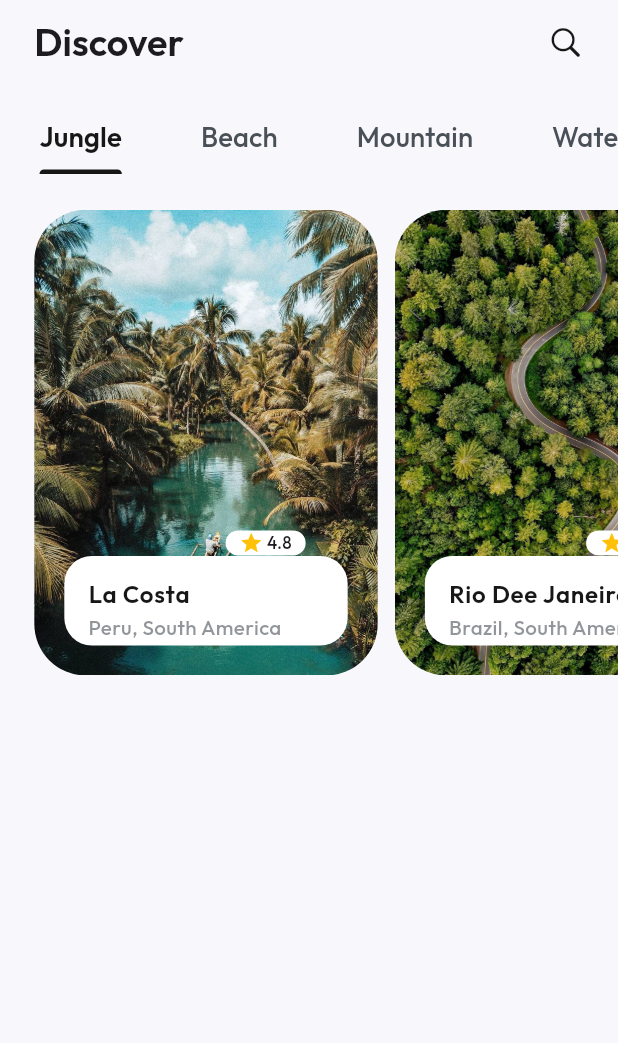
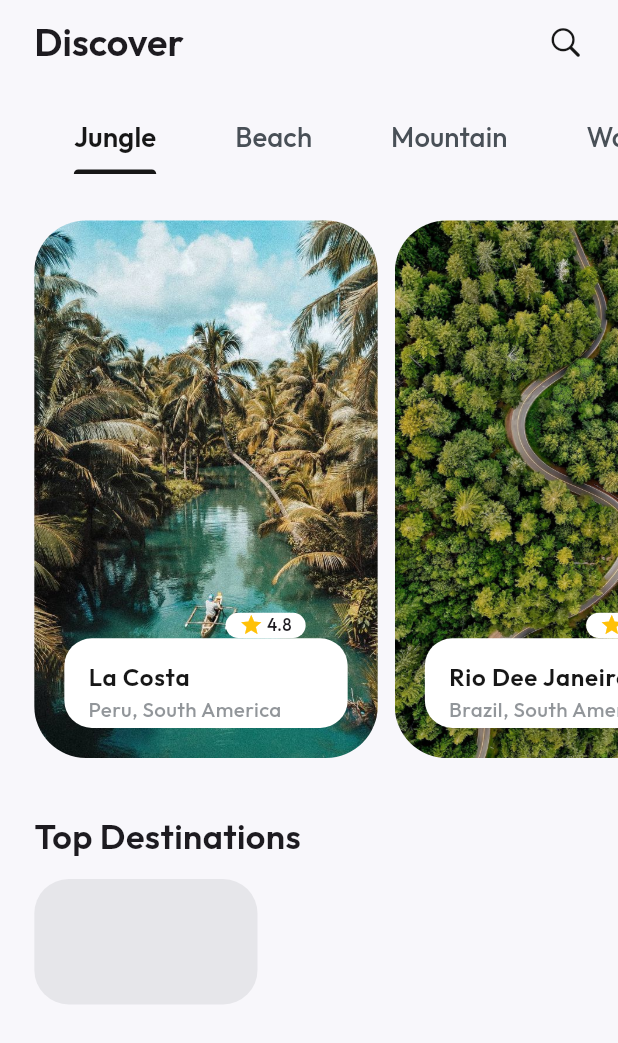
Before and after one commit to ShahzainAhmed/TravelLens, a Flutter app: the HomeScreen screen opened by its route, on a phone screen of 412 x 824 dp. Shown: the top 1043 px of the screen. Run offline on Flutter 3.47's test engine with Material 3 defaults, Android fonts, the phone set to English and light mode, and no system bars; our stand-ins replace animate_do, bounce, flutter_screenutil, get, google_fonts, like_button.

Commit message:
Enhance HomeScreen layout with improved padding and added "Top Destinations" section

```diff
--- a/lib/views/home/home_screen.dart
+++ b/lib/views/home/home_screen.dart
@@ -31,16 +31,19 @@ class HomeScreen extends StatelessWidget {
       ),
       body: DefaultTabController(
         length: 3,
+        child: Padding(
+          padding: EdgeInsets.only(left: 20.w),
           child: Column(
+            crossAxisAlignment: CrossAxisAlignment.start,
             children: [
               SizedBox(height: 10.h),
               const TabbarWidget(),
-              SizedBox(height: 20.h),
+              SizedBox(height: 26.h),
               SizedBox(
-                height: 260.h,
+                height: 300.h,
                 width: Get.width,
                 child: ListView.separated(
-                  padding: EdgeInsets.symmetric(horizontal: 20.w),
+                  padding: EdgeInsets.only(right: 20.w),
                   separatorBuilder: (context, index) => SizedBox(width: 10.w),
                   scrollDirection: Axis.horizontal,
                   itemCount: tileModelList.length,
@@ -52,8 +55,24 @@ class HomeScreen extends StatelessWidget {
                   },
                 ),
               ),
+              SizedBox(height: 30.h),
+              Text(
+                "Top Destinations",
+                style: AppTypography.kBold20,
+              ),
+              SizedBox(height: 10.h),
+              Container(
+                height: 70.h,
+                width: 130.w,
+                decoration: BoxDecoration(
+                  color: AppColors.kDarkGreyColor.withOpacity(0.1),
+                  borderRadius: BorderRadius.circular(20.r),
+                ),
+              ),
             ],
           ),
-        ));
+        ),
+      ),
+    );
   }
 }
```
Lines whose indentation alone changed are shown as unchanged.
